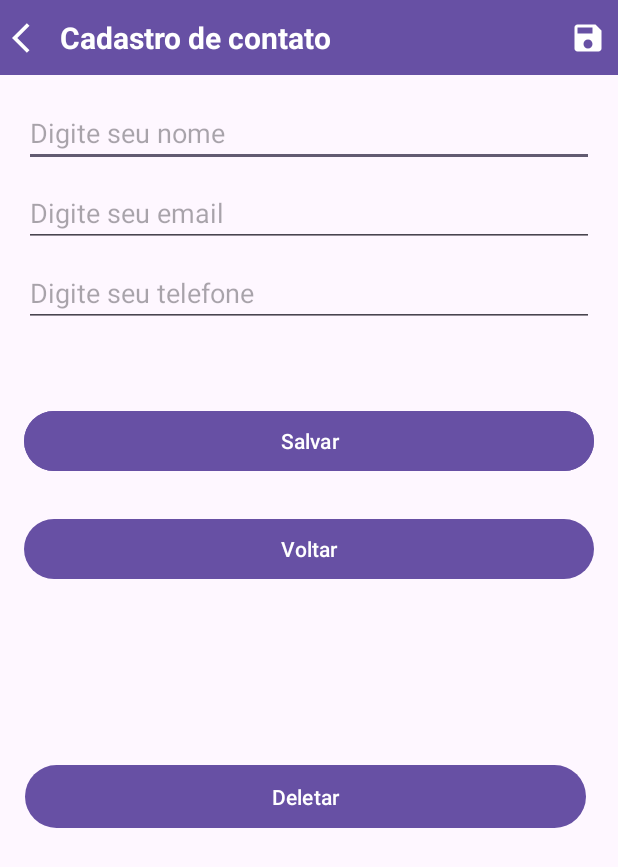
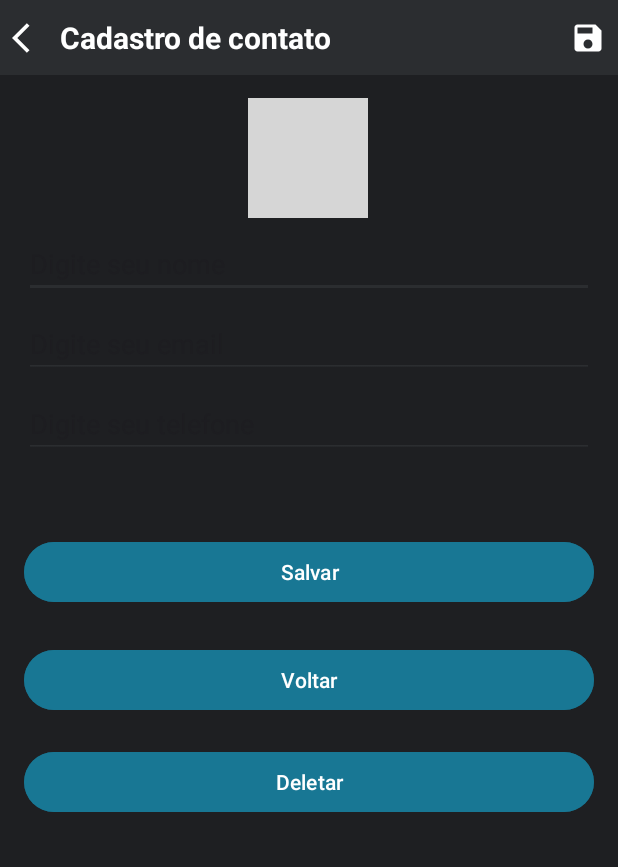
Before and after one commit to thayvitareli/agenda, an Android app: the DetalheActivity screen opened directly, with no data from a screen before it, on a phone screen of 412 x 824 dp. Shown: the top 867 px of the screen. Run offline under Robolectric (Android 15) with nearby library versions, the phone set to English and light mode, and no system bars; 1 statement that could not run was skipped; grey boxes are pictures that could not be loaded.

Commit message:
update no design da tela activity_detalhe.xml

```diff
--- a/app/src/main/res/layout/activity_detalhe.xml
+++ b/app/src/main/res/layout/activity_detalhe.xml
@@ -4,26 +4,28 @@
     xmlns:tools="http://schemas.android.com/tools"
     android:layout_width="match_parent"
     android:layout_height="match_parent"
+    android:background="@color/fundo"
     tools:context=".activity.DetalheActivity">
-
+    <!--
+        Botão duplicado
     <Button
         android:id="@+id/btSalvar"
         android:layout_width="0dp"
         android:layout_height="wrap_content"
         android:layout_marginStart="16dp"
-        android:layout_marginTop="52dp"
+        android:layout_marginTop="200dp"
         android:layout_marginEnd="16dp"
         android:text="Salvar"
         app:layout_constraintEnd_toEndOf="parent"
         app:layout_constraintHorizontal_bias="0.0"
         app:layout_constraintStart_toStartOf="parent"
         app:layout_constraintTop_toBottomOf="@+id/etFone" />
-
+        -->
     <androidx.appcompat.widget.Toolbar
         android:id="@+id/toolbarCadastro"
         android:layout_width="0dp"
         android:layout_height="50dp"
-        android:background="?attr/colorPrimary"
+        android:background="@color/items"
         android:minHeight="?attr/actionBarSize"
         android:theme="?attr/actionBarTheme"
         app:layout_constraintEnd_toEndOf="parent"
@@ -48,14 +50,16 @@
         android:layout_width="0dp"
         android:layout_height="wrap_content"
         android:layout_marginStart="16dp"
-        android:layout_marginTop="16dp"
+        android:layout_marginTop="8dp"
         android:layout_marginEnd="16dp"
+        android:backgroundTint="@color/items"
         android:ems="10"
         android:hint="Digite seu nome"
         android:inputType="text"
+        android:textColor="@color/white"
         app:layout_constraintEnd_toEndOf="parent"
         app:layout_constraintStart_toStartOf="parent"
-        app:layout_constraintTop_toBottomOf="@+id/toolbarCadastro" />
+        app:layout_constraintTop_toBottomOf="@+id/image_avatar" />
 
     <EditText
         android:id="@+id/etEmail"
@@ -64,9 +68,11 @@
         android:layout_marginStart="16dp"
         android:layout_marginTop="8dp"
         android:layout_marginEnd="16dp"
+        android:backgroundTint="@color/items"
         android:ems="10"
         android:hint="Digite seu email"
         android:inputType="textEmailAddress"
+        android:textColor="@color/white"
         app:layout_constraintEnd_toEndOf="parent"
         app:layout_constraintStart_toStartOf="parent"
         app:layout_constraintTop_toBottomOf="@+id/etNome" />
@@ -78,9 +84,11 @@
         android:layout_marginStart="16dp"
         android:layout_marginTop="8dp"
         android:layout_marginEnd="16dp"
+        android:backgroundTint="@color/items"
         android:ems="10"
         android:hint="Digite seu telefone"
         android:inputType="phone"
+        android:textColor="@color/white"
         app:layout_constraintEnd_toEndOf="parent"
         app:layout_constraintStart_toStartOf="parent"
         app:layout_constraintTop_toBottomOf="@+id/etEmail" />
@@ -120,8 +128,10 @@
         android:layout_marginStart="16dp"
         android:layout_marginTop="52dp"
         android:layout_marginEnd="16dp"
+        android:backgroundTint="@color/btn_color"
         android:onClick="onClick"
         android:text="Salvar"
+        android:textColor="@color/white"
         app:layout_constraintEnd_toEndOf="parent"
         app:layout_constraintHorizontal_bias="0.0"
         app:layout_constraintStart_toStartOf="parent"
@@ -132,8 +142,10 @@
         android:layout_width="0dp"
         android:layout_height="wrap_content"
         android:layout_marginTop="24dp"
+        android:backgroundTint="@color/btn_color"
         android:onClick="onClick"
         android:text="Voltar"
+        android:textColor="@color/white"
         app:layout_constraintEnd_toEndOf="@+id/btSalvar"
         app:layout_constraintHorizontal_bias="0.0"
         app:layout_constraintStart_toStartOf="@+id/btSalvar"
@@ -143,20 +155,41 @@
         android:id="@+id/textErro"
         android:layout_width="241dp"
         android:layout_height="27dp"
+        android:backgroundTint="@color/items"
+        android:textColor="@color/white"
+        app:layout_constraintBottom_toTopOf="@+id/btSalvar"
         app:layout_constraintEnd_toEndOf="parent"
         app:layout_constraintStart_toStartOf="parent"
-        tools:layout_editor_absoluteY="224dp" />
+        app:layout_constraintTop_toBottomOf="@+id/etFone" />
 
     <Button
         android:id="@+id/btDeletar"
-        android:layout_width="374dp"
-        android:layout_height="50dp"
-        android:layout_marginBottom="268dp"
+        android:layout_width="0dp"
+        android:layout_height="wrap_content"
+        android:layout_marginTop="20dp"
+        android:layout_marginLeft="16dp"
+        android:layout_marginRight="16dp"
+        android:backgroundTint="@color/btn_color"
         android:onClick="onClick"
         android:text="Deletar"
-        app:layout_constraintBottom_toBottomOf="parent"
+        android:textColor="@color/white"
         app:layout_constraintEnd_toEndOf="parent"
-        app:layout_constraintHorizontal_bias="0.432"
-        app:layout_constraintStart_toStartOf="parent" />
+        app:layout_constraintStart_toStartOf="parent"
+        app:layout_constraintTop_toBottomOf="@+id/btVoltar" />
+
+    <!-- add image avatar (23/04) -->
+    <ImageView
+        android:id="@+id/image_avatar"
+        android:layout_width="80dp"
+        android:layout_height="80dp"
+        android:layout_marginTop="15dp"
+        android:src="@drawable/account_circle"
+        app:layout_constraintEnd_toEndOf="parent"
+        app:layout_constraintHorizontal_bias="0.498"
+        app:layout_constraintStart_toStartOf="parent"
+        app:layout_constraintTop_toBottomOf="@+id/toolbarCadastro">
+
+    </ImageView>
+
 
 </androidx.constraintlayout.widget.ConstraintLayout>
--- a/app/src/main/res/layout/item_contato.xml
+++ b/app/src/main/res/layout/item_contato.xml
@@ -12,6 +12,7 @@
         android:layout_width="match_parent"
         android:layout_height="70dp"
         android:clickable="true"
+        android:background="@color/items"
         app:cardCornerRadius="8dp">
 
         <View
--- a/app/src/main/res/values/colors.xml
+++ b/app/src/main/res/values/colors.xml
@@ -2,5 +2,7 @@
 <resources>
     <color name="black">#FF000000</color>
     <color name="white">#FFFFFFFF</color>
-    <color name="fundo">#CACACA</color>
+    <color name="fundo">#1E1F22</color>
+    <color name="items">#2B2D30</color>
+    <color name="btn_color">#CB197B9A</color>
 </resources>
--- a/build.gradle.kts
+++ b/build.gradle.kts
@@ -1,4 +1,4 @@
 // Top-level build file where you can add configuration options common to all sub-projects/modules.
 plugins {
-    id("com.android.application") version "8.3.0" apply false
+    id("com.android.application") version "8.3.2" apply false
 }
```
